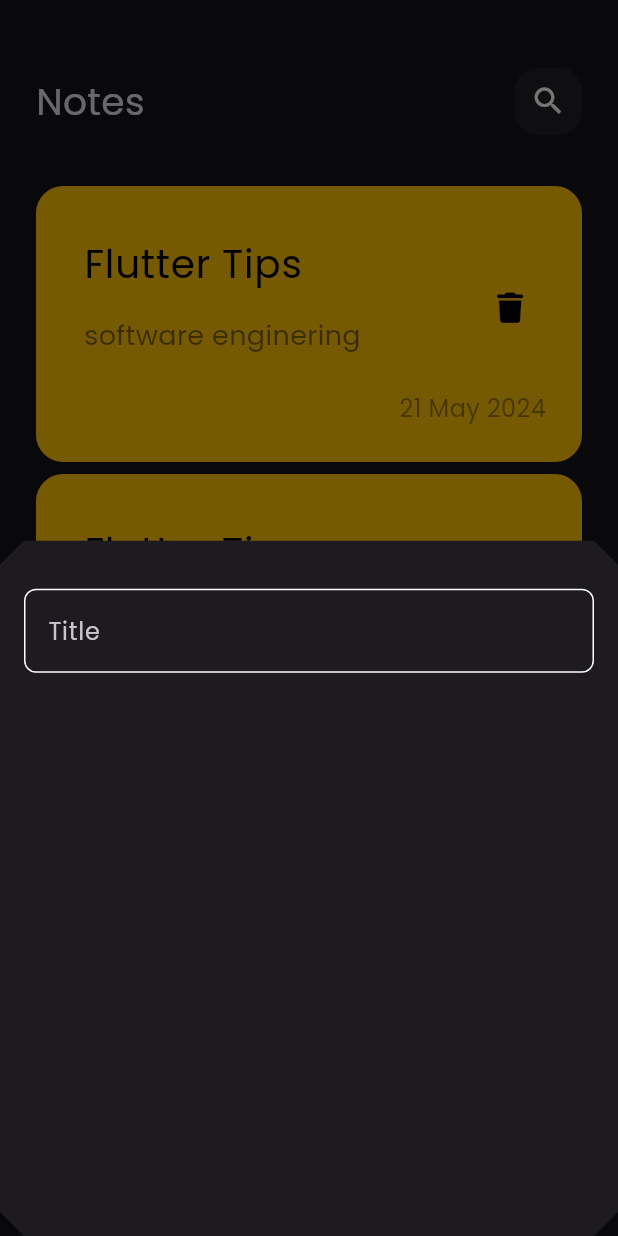
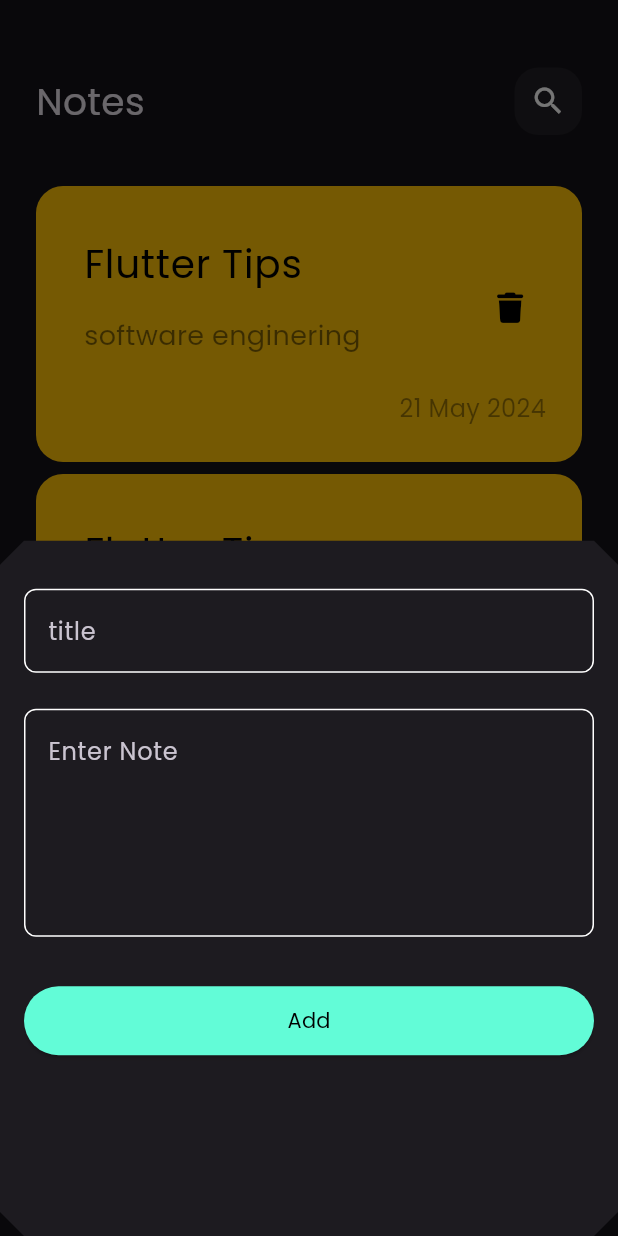
Before and after one commit to magdy579/Notes_Flutter_App, a Flutter app: the screen it shows after launch, after a tap on the "add" icon, on a phone screen of 412 x 824 dp. Run offline on Flutter 3.47's test engine with Material 3 defaults, Android fonts, the phone set to English and light mode, and no system bars; our stand-ins replace font_awesome_flutter.

Commit message:
add and edit note
# Conflicts:
#	lib/home.dart

```diff
--- /dev/null
+++ b/lib/Edit Notes.dart
@@ -0,0 +1,37 @@
+import 'package:flutter/material.dart';
+import 'package:notesapp/Widget/CustomAppBar.dart';
+import 'package:notesapp/Widget/CustomTectField.dart';
+
+class EditNotes extends StatelessWidget {
+  const EditNotes({super.key});
+static String id ='EditNotes';
+  @override
+  Widget build(BuildContext context) {
+    return Scaffold(
+      body: Padding(
+        padding:  EdgeInsets.only(left: 24.0, right: 24.0, bottom: 16.0),
+        child: Column(
+          children: [
+            SizedBox(height: 45),
+            customAppbar(
+              icon: Icon(Icons.check),
+            ),
+            SizedBox(
+              height: 32,
+            ),
+            CustomTextField(
+              hint: 'title',
+            ),
+            SizedBox(
+              height: 24,
+            ),
+            CustomTextField(
+              hint: 'Enter Note',
+              maxLine: 5,
+            ),
+          ]
+        ),
+      ),
+    );
+  }
+}
--- /dev/null
+++ b/lib/Widget/CustomTectField.dart
@@ -0,0 +1,32 @@
+import 'package:flutter/material.dart';
+
+import '../const.dart';
+
+class CustomTextField extends StatelessWidget {
+  const CustomTextField({super.key, required this.hint, this.maxLine=1});
+final String hint;
+final int maxLine;
+  @override
+  Widget build(BuildContext context) {
+    return TextField(
+maxLines: maxLine,
+      cursorColor: kcolor,
+      decoration:InputDecoration(
+        hintText: hint,
+        border: buildBorder(),
+        enabledBorder: buildBorder(),
+        focusedBorder: buildBorder(kcolor),
+      ),
+    );
+  }
+
+  OutlineInputBorder buildBorder([color]) {
+    return OutlineInputBorder(
+      borderRadius: BorderRadius.circular(8),
+      borderSide: BorderSide(
+        color: color?? Colors.white,
+      ),
+    );
+
+  }
+}
--- a/lib/Widget/showBottomSheet.dart
+++ b/lib/Widget/showBottomSheet.dart
@@ -1,5 +1,6 @@
 
 import 'package:flutter/material.dart';
+import 'package:notesapp/Widget/CustomTectField.dart';
 import 'package:notesapp/const.dart';
 
 class bottomSheet extends StatelessWidget {
@@ -7,45 +8,46 @@ class bottomSheet extends StatelessWidget {
 
   @override
   Widget build(BuildContext context) {
-    return Container(
-      child: const Column(
+    return Padding(
+      padding: const EdgeInsets.symmetric(horizontal: 16.0),
+      child: SingleChildScrollView(
+        child:  Container(
+          height: 600,
+          child: Column(
+              children: [
+                SizedBox(
+                  height: 32,
+                ),
+                CustomTextField(
+                  hint: 'title',
+                ),
+                SizedBox(
+                  height: 24,
+                ),
+                CustomTextField(
+                  hint: 'Enter Note',
+                  maxLine: 5,
+                ),
+                SizedBox(
+                  height: 32,
+                ),
+                ElevatedButton(
 
-          children: [
-            SizedBox(
-              height: 32,
-            ),
-            Padding(
-              padding: EdgeInsets.symmetric(horizontal: 16.0),
-              child: CustomTextField(),
-            ),
-          ],
+                    style: ElevatedButton.styleFrom(
+                      maximumSize: const Size(double.infinity, 46),
+                      minimumSize: const Size(double.infinity, 46),
+                      backgroundColor:kcolor,
+                    ),
+                    onPressed: (){}, child: const Text('Add',style: TextStyle(
+                  color: Colors.black
+                ),)),
+                SizedBox(
+                  height: 32,
+                ),
+              ],
+          ),
+        ),
       ),
     );
   }
 }
-class CustomTextField extends StatelessWidget {
-  const CustomTextField({super.key});
-
-  @override
-  Widget build(BuildContext context) {
-    return   TextField(
-      cursorColor: kcolor,
-      decoration:InputDecoration(
-        hintText: 'Title',
-        border: buildBorder(),
-        enabledBorder: buildBorder(),
-        focusedBorder: buildBorder(kcolor),
-      ),
-    );
-  }
-
-  OutlineInputBorder buildBorder([color]) {
-    return OutlineInputBorder(
-        borderRadius: BorderRadius.circular(8),
-borderSide: BorderSide(
-    color: color?? Colors.white,
-),
-      );
-
-  }
-}
```
